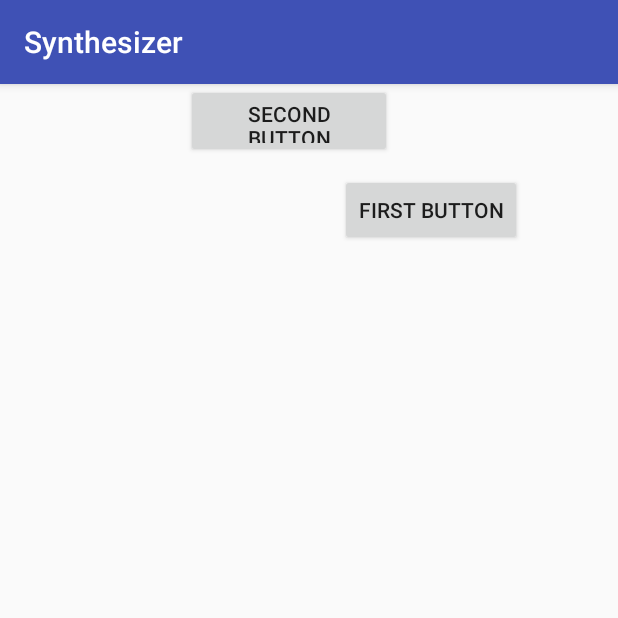
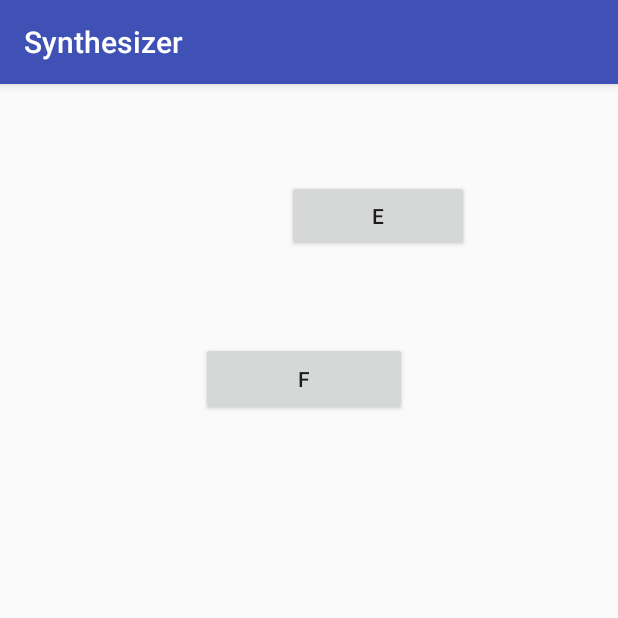
Before and after one commit to SOwyatt/AndroidProjects, an Android app: the screen it shows after launch (SynthesizerActivity), on a phone screen of 412 x 824 dp, the top half of it. Run offline under Robolectric (Android 15) with nearby library versions, the phone set to English and light mode, and no system bars.

Commit message:
12/17/2018 (0)

```diff
--- a/1.2.xSysnntesizer/Synthesizer/app/src/main/java/com/example/travisbergeron20/synthesizer/SynthesizerActivity.java
+++ b/1.2.xSysnntesizer/Synthesizer/app/src/main/java/com/example/travisbergeron20/synthesizer/SynthesizerActivity.java
@@ -1,7 +1,9 @@
 package com.example.travisbergeron20.synthesizer;
 
+import android.media.MediaPlayer;
 import android.support.v7.app.AppCompatActivity;
 import android.os.Bundle;
+import android.telephony.gsm.GsmCellLocation;
 import android.util.Log;
 import android.view.View;
 import android.widget.Button;
@@ -10,21 +12,57 @@ public class SynthesizerActivity extends AppCompatActivity {
     private static final String TAG = SynthesizerActivity.class.getName();
     private Button button1;
     private Button button2;
+    private MediaPlayer mpA;
+    private MediaPlayer mpB;
+    private MediaPlayer mpBb;
+    private MediaPlayer mpC;
+    private MediaPlayer mpCs;
+    private MediaPlayer mpD;
+    private MediaPlayer mpDs;
+    private MediaPlayer mpE;
+    private MediaPlayer mpF;
+    private MediaPlayer mpFs;
+    private MediaPlayer mpG;
+    private MediaPlayer mpGs;
+    private MediaPlayer mphE;
+    private MediaPlayer mphF;
+    private MediaPlayer mphFs;
+    private MediaPlayer mphG;
 
     @Override
     protected void onCreate(Bundle savedInstanceState) {
         super.onCreate(savedInstanceState);
         setContentView(R.layout.activity_synthesizer);
 
-        button1 = (Button)findViewById(R.id.button1);
-        button2 = (Button)findViewById(R.id.button2);
+        button1 = (Button)findViewById(R.id.btnE);
+        button2 = (Button)findViewById(R.id.btnF);
+        mpA = MediaPlayer.create(this, R.raw.scalea);
+        mpB = MediaPlayer.create(this, R.raw.scaleb);
+        mpBb = MediaPlayer.create(this, R.raw.scalebb);
+        mpC = MediaPlayer.create(this, R.raw.scalec);
+        mpCs = MediaPlayer.create(this, R.raw.scalecs);
+        mpD = MediaPlayer.create(this, R.raw.scaled);
+        mpDs = MediaPlayer.create(this, R.raw.scaleds);
+        mpE = MediaPlayer.create(this, R.raw.scalee);
+        mpF = MediaPlayer.create(this, R.raw.scalef);
+        mpFs = MediaPlayer.create(this, R.raw.scalefs);
+        mpG = MediaPlayer.create(this, R.raw.scaleg);
+        mpGs = MediaPlayer.create(this, R.raw.scalegs);
+        mphE = MediaPlayer.create(this, R.raw.scalehighe);
+        mphF = MediaPlayer.create(this, R.raw.scalehighf);
+        mphFs = MediaPlayer.create(this, R.raw.scalehighfs);
+        mphG = MediaPlayer.create(this, R.raw.scalehighg);
     }
 
     public void onButton1Click(View v) {
-        Log.i(TAG, "Button 1 Clicked");
+        mpE.seekTo(0);
+        Log.i(TAG, "E Button Clicked");
+        mpE.start();
     }
 
     public void onButton2Click(View v) {
-        Log.i(TAG, "Button 2 Clicked");
+        mpF.seekTo(0);
+        Log.i(TAG, "F button clicked");
+        mpF.start();
     }
 }
--- a/1.2.xSysnntesizer/Synthesizer/app/src/main/res/layout/activity_synthesizer.xml
+++ b/1.2.xSysnntesizer/Synthesizer/app/src/main/res/layout/activity_synthesizer.xml
@@ -7,26 +7,27 @@
     tools:context=".SynthesizerActivity">
 
     <Button
-        android:id="@+id/button1"
+        android:id="@+id/btnE"
         android:layout_width="121dp"
         android:layout_height="wrap_content"
         android:layout_marginEnd="99dp"
-        android:layout_marginTop="60dp"
+        android:layout_marginTop="64dp"
         android:onClick="onButton1Click"
         android:text="@string/btn_1"
         app:layout_constraintEnd_toEndOf="parent"
-        app:layout_constraintStart_toEndOf="@+id/button2"
+        app:layout_constraintHorizontal_bias="1.0"
+        app:layout_constraintStart_toEndOf="@+id/btnF"
         app:layout_constraintTop_toTopOf="parent" />
 
     <Button
-        android:id="@+id/button2"
+        android:id="@+id/btnF"
         android:layout_width="137dp"
         android:layout_height="49dp"
-        android:layout_marginStart="124dp"
-        android:layout_marginTop="24dp"
+        android:layout_marginStart="134dp"
+        android:layout_marginTop="60dp"
         android:onClick="onButton2Click"
         android:text="@string/btn_2"
         app:layout_constraintStart_toStartOf="parent"
-        app:layout_constraintTop_toBottomOf="@+id/btn1" />
+        app:layout_constraintTop_toBottomOf="@+id/btnE" />
 
 </android.support.constraint.ConstraintLayout>
--- a/1.2.xSysnntesizer/Synthesizer/app/src/main/res/values/strings.xml
+++ b/1.2.xSysnntesizer/Synthesizer/app/src/main/res/values/strings.xml
@@ -1,5 +1,5 @@
 <resources>
     <string name="app_name">Synthesizer</string>
-    <string name="btn_1">First Button</string>
-    <string name="btn_2">Second Button</string>
+    <string name="btn_1">E</string>
+    <string name="btn_2">F</string>
 </resources>
```
